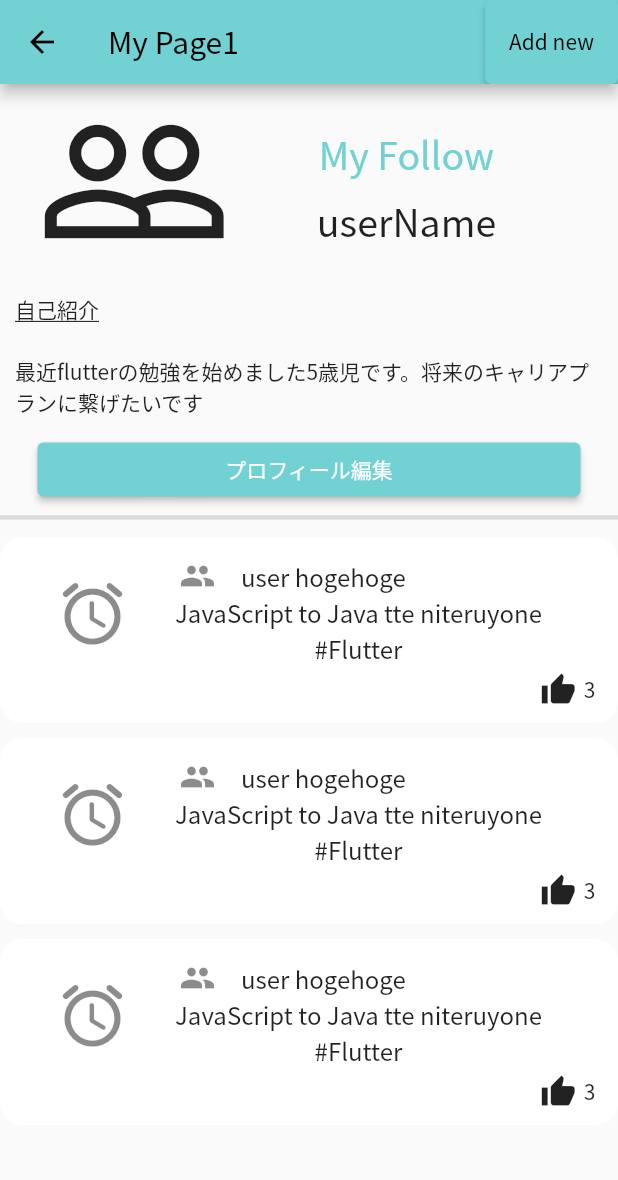
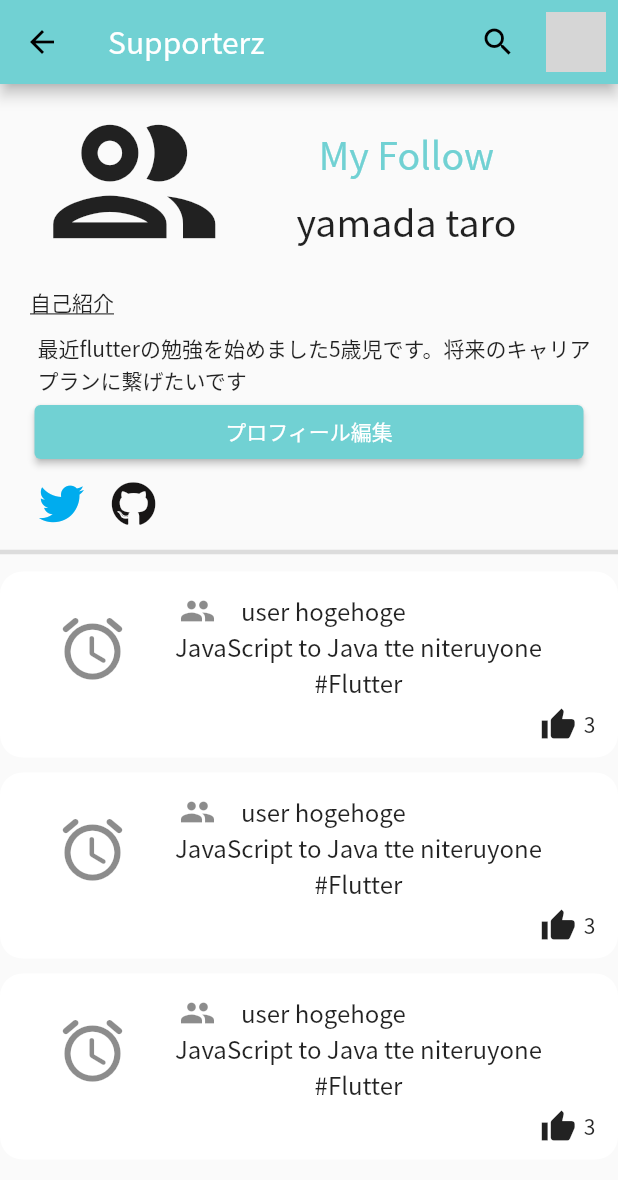
Before and after one commit to Hiroki1112/hackathon_supporterz, a Flutter app: the MyPageScreen screen opened by its route, on a phone screen of 412 x 824 dp. Shown: the top 1180 px of the screen. Run offline on Flutter 3.47's test engine with Material 2 defaults, Android fonts, the phone set to English and light mode, and no system bars; our stand-ins replace cloud_firestore, firebase_auth, firebase_core, flutter_signin_button, font_awesome_flutter, google_sign_in and 3 more; missing offline and left inert: markdown; accounts and stored records are empty; network calls fail; grey boxes are pictures that could not be loaded.

Commit message:
mypage修正
マイページを修正しtwitterとgitを載せれるようにした

```diff
--- a/lib/screens/my_page/mypage_screen.dart
+++ b/lib/screens/my_page/mypage_screen.dart
@@ -1,71 +1,42 @@
 import 'package:flutter/material.dart';
+import 'package:flutter_signin_button/flutter_signin_button.dart';
+import 'package:font_awesome_flutter/font_awesome_flutter.dart';
+import 'package:hackathon_supporterz/screens/my_page/mypage_top.dart';
 import 'package:hackathon_supporterz/screens/my_page/profile_edit.dart';
+import 'package:hackathon_supporterz/screens/my_page/sns_buttons.dart';
 import 'package:hackathon_supporterz/screens/post_screen/post_screen.dart';
+import 'package:hackathon_supporterz/widgets/appbar/my_appbar.dart';
 import 'package:hackathon_supporterz/widgets/tiles/post_tile.dart';
 import 'package:flutter/foundation.dart' show kIsWeb;
+import 'package:hexcolor/hexcolor.dart';
+import 'package:url_launcher/url_launcher.dart';
 
-class MyPageScreen extends StatelessWidget {
+class MyPageScreen extends StatefulWidget {
   static String routeName = '/mypage';
-  const MyPageScreen({
-    Key? key,
-    //this.title,
-  }) : super(key: key);
-  //final String? title;
+  const MyPageScreen({Key? key}) : super(key: key);
 
+  @override
+  _MyPageScreenState createState() => _MyPageScreenState();
+}
+
+class _MyPageScreenState extends State<MyPageScreen> {
   @override
   Widget build(BuildContext context) {
     return Scaffold(
-      appBar: AppBar(
-        // モバイルの場合は表示(true)にする
-        automaticallyImplyLeading: !kIsWeb,
-        title: const Text('My Page1'),
-        actions: [
-          ElevatedButton(
-            onPressed: () {
-              // TODO: 投稿画面への遷移
-              Navigator.pushNamed(context, PostScreen.routeName);
-            },
-            child: Text('Add new'),
-          ),
-        ],
+      appBar: myAppBar(
+        context,
       ),
       body: ListView(
         children: [
-          Center(
-            child: Row(
-              mainAxisSize: MainAxisSize.min,
-              children: [
-                Icon(
-                  Icons.people_outline,
-                  size: 130,
-                ),
-                Column(
-                  children: [
-                    Padding(
-                      padding: const EdgeInsets.symmetric(horizontal: 50),
-                      child: TextButton(
-                        onPressed: () {},
-                        child: Text(
-                          'My Follow',
-                          style: TextStyle(
-                            fontSize: 25,
-                          ),
-                        ),
-                      ),
-                    ),
-                    Text(
-                      'userName',
-                      style: TextStyle(
-                        fontSize: 25,
-                      ),
-                    ),
-                  ],
-                ),
-              ],
-            ),
+          MypageTop(
+            pictureURL: '',
+            username: 'yamada taro',
           ),
           Container(
-            padding: const EdgeInsets.all(10),
+            padding: const EdgeInsets.only(
+              left: 20,
+              top: 5,
+            ),
             child: Text(
               '自己紹介',
               textAlign: TextAlign.start,
@@ -75,7 +46,11 @@ class MyPageScreen extends StatelessWidget {
             ),
           ),
           Container(
-            padding: const EdgeInsets.all(10),
+            padding: const EdgeInsets.only(
+              left: 25,
+              top: 10,
+              right: 15,
+            ),
             child: Text(
               '最近flutterの勉強を始めました5歳児です。将来のキャリアプランに繋げたいです',
               textAlign: TextAlign.start,
@@ -84,7 +59,7 @@ class MyPageScreen extends StatelessWidget {
           ),
           Container(
             margin: EdgeInsets.symmetric(
-              horizontal: 25,
+              horizontal: 23,
             ),
             child: ElevatedButton(
               onPressed: () {
@@ -98,6 +73,10 @@ class MyPageScreen extends StatelessWidget {
                 ),
               ),
             ),
+          ),
+          SNSButtons(
+            twitterLink: "https://twitter.com/taylorswift13",
+            githubLink: "https://github.co.jp/",
           ),
           const Divider(
             thickness: 3,
--- /dev/null
+++ b/lib/screens/my_page/mypage_top.dart
@@ -0,0 +1,69 @@
+import 'package:flutter/material.dart';
+import 'package:font_awesome_flutter/font_awesome_flutter.dart';
+import 'package:hexcolor/hexcolor.dart';
+import 'package:url_launcher/url_launcher.dart';
+
+class MypageTop extends StatefulWidget {
+  const MypageTop({
+    Key? key,
+    required this.pictureURL,
+    required this.username,
+  }) : super(key: key);
+
+  final String pictureURL;
+  final String username;
+  @override
+  _MypageTopState createState() => _MypageTopState();
+}
+
+class _MypageTopState extends State<MypageTop> {
+  @override
+  Widget build(BuildContext context) {
+    return Center(
+      child: Row(
+        mainAxisSize: MainAxisSize.min,
+        children: [
+          widget.pictureURL != ''
+              ? Icon(
+                  //アイコンのURLを表示できるようにする
+                  Icons.people_outline,
+                  size: 130,
+                )
+              : Icon(
+                  Icons.people_outlined,
+                  size: 130,
+                ),
+          Column(
+            children: [
+              Padding(
+                padding: const EdgeInsets.symmetric(horizontal: 50),
+                child: TextButton(
+                  onPressed: () {},
+                  child: Text(
+                    'My Follow',
+                    style: TextStyle(
+                      fontSize: 25,
+                    ),
+                  ),
+                ),
+              ),
+              widget.username != ''
+                  ? Text(
+                      widget.username,
+                      style: TextStyle(
+                        fontSize: 25,
+                      ),
+                    )
+                  : Text(
+                      'widgednoName',
+                      style: TextStyle(
+                        fontSize: 25,
+                      ),
+                    ),
+            ],
+          ),
+        ],
+      ),
+    );
+  }
+}
--- a/lib/screens/my_page/profile_edit.dart
+++ b/lib/screens/my_page/profile_edit.dart
@@ -20,6 +20,7 @@ class ProfileEdit extends StatefulWidget {
 class _ProfileEditState extends State<ProfileEdit> {
   // ignore: prefer_final_fields
   MyUser _myuser = MyUser();
+  final TextEditingController _controller = TextEditingController();
 
   Widget build(BuildContext context) {
     return Scaffold(
@@ -75,7 +76,7 @@ class _ProfileEditState extends State<ProfileEdit> {
               maxLength: 25,
               onChanged: (val) {
                 setState(() {
-                  _myuser.userName = val;
+                  _myuser.setUserName = val;
                 });
               },
             ),
@@ -91,7 +92,7 @@ class _ProfileEditState extends State<ProfileEdit> {
               maxLength: 150,
               onChanged: (val) {
                 setState(() {
-                  _myuser.selfIntroduction = val;
+                  _myuser.setSelfIntroduction = val;
                 });
               },
             ),
--- /dev/null
+++ b/lib/screens/my_page/sns_buttons.dart
@@ -0,0 +1,79 @@
+import 'package:flutter/material.dart';
+import 'package:flutter_signin_button/flutter_signin_button.dart';
+import 'package:font_awesome_flutter/font_awesome_flutter.dart';
+import 'package:hackathon_supporterz/screens/my_page/profile_edit.dart';
+import 'package:hackathon_supporterz/screens/post_screen/post_screen.dart';
+import 'package:hackathon_supporterz/widgets/appbar/my_appbar.dart';
+import 'package:hackathon_supporterz/widgets/tiles/post_tile.dart';
+import 'package:flutter/foundation.dart' show kIsWeb;
+import 'package:hexcolor/hexcolor.dart';
+import 'package:url_launcher/url_launcher.dart';
+
+class SNSButtons extends StatefulWidget {
+  const SNSButtons({
+    Key? key,
+    required this.twitterLink,
+    required this.githubLink,
+  }) : super(key: key);
+  final String twitterLink;
+  final String githubLink;
+
+  @override
+  _SNSButtonsState createState() => _SNSButtonsState();
+}
+
+class _SNSButtonsState extends State<SNSButtons> {
+  Future<void> _launchInBrowser(String url) async {
+    if (await canLaunch(url)) {
+      await launch(
+        url,
+        forceSafariVC: false,
+        forceWebView: false,
+        headers: <String, String>{'my_header_key': 'my_header_value'},
+      );
+    } else {
+      throw 'Could not launch $url';
+    }
+  }
+
+  @override
+  Widget build(BuildContext context) {
+    return Padding(
+      padding: const EdgeInsets.symmetric(
+        horizontal: 17,
+      ),
+      child: Row(
+        children: [
+          widget.twitterLink != ''
+              ? IconButton(
+                  // Use the FaIcon Widget + FontAwesomeIcons class for the IconData
+                  icon: FaIcon(
+                    FontAwesomeIcons.twitter,
+                    color: HexColor('00ACEE'),
+                    size: 30,
+                  ),
+                  onPressed: () async {
+                    await _launchInBrowser(widget.twitterLink);
+                    print("Pressed");
+                  },
+                )
+              : Container(),
+          widget.githubLink != ''
+              ? IconButton(
+                  // Use the FaIcon Widget + FontAwesomeIcons class for the IconData
+                  icon: FaIcon(
+                    FontAwesomeIcons.github,
+                    color: HexColor('171515'),
+                    size: 30,
+                  ),
+                  onPressed: () async {
+                    await _launchInBrowser(widget.githubLink);
+                    print("Pressed");
+                  },
+                )
+              : Container(),
+        ],
+      ),
+    );
+  }
+}
--- a/pubspec.yaml
+++ b/pubspec.yaml
@@ -46,6 +46,12 @@ dependencies:
   google_sign_in: ^5.1.1
   flutter_signin_button: ^2.0.0
   uuid: ^3.0.5
+
+  validators: ^3.0.0
+
+  url_launcher: ^6.0.12
+
+  font_awesome_flutter: any
 
   # google_fonts:
   #   git:
```
Also changed, not shown: lib/models/user.dart (+59 -12 lines), pubspec.lock.
